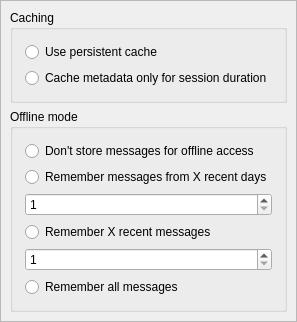
Above: src/Gui/SettingsCachePage.ui from jktjkt/trojita before the change. Below: the same form after it.
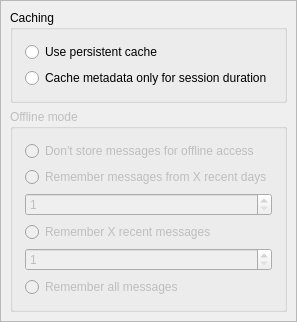
That is the form after the change.

Commit message:
Don't enable settings for offline mode just yet
This is related just to the GUI specifying the policy for maintaining as much as
X messages/kB/whatever items. Functionality is still missing, so better make the
GUI inaccessible,

```diff
--- a/src/Gui/SettingsCachePage.ui
+++ b/src/Gui/SettingsCachePage.ui
@@ -56,6 +56,9 @@
     </item>
     <item>
      <widget class="QGroupBox" name="offlineModeGroup">
+      <property name="enabled">
+       <bool>false</bool>
+      </property>
       <property name="sizePolicy">
        <sizepolicy hsizetype="MinimumExpanding" vsizetype="Maximum">
         <horstretch>0</horstretch>
```
